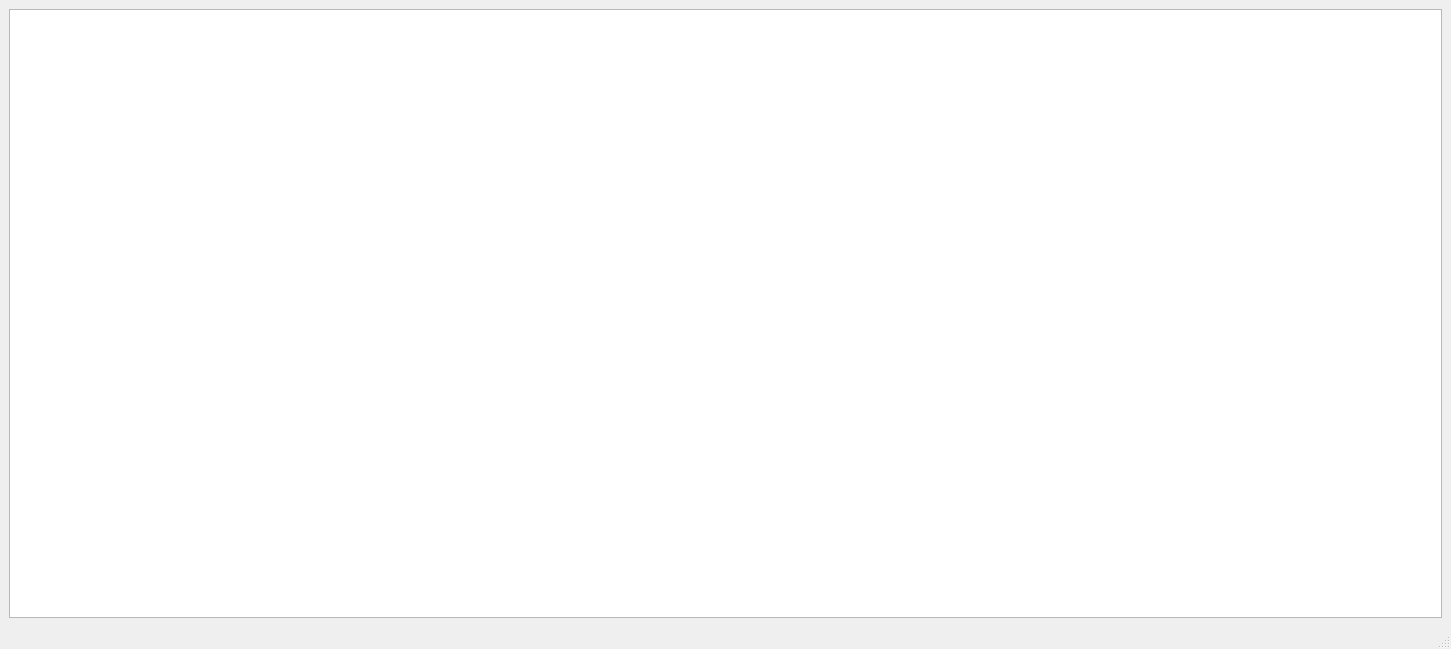
Qt form main.ui (CupuycI/LyceumGitHub2) before a commit.
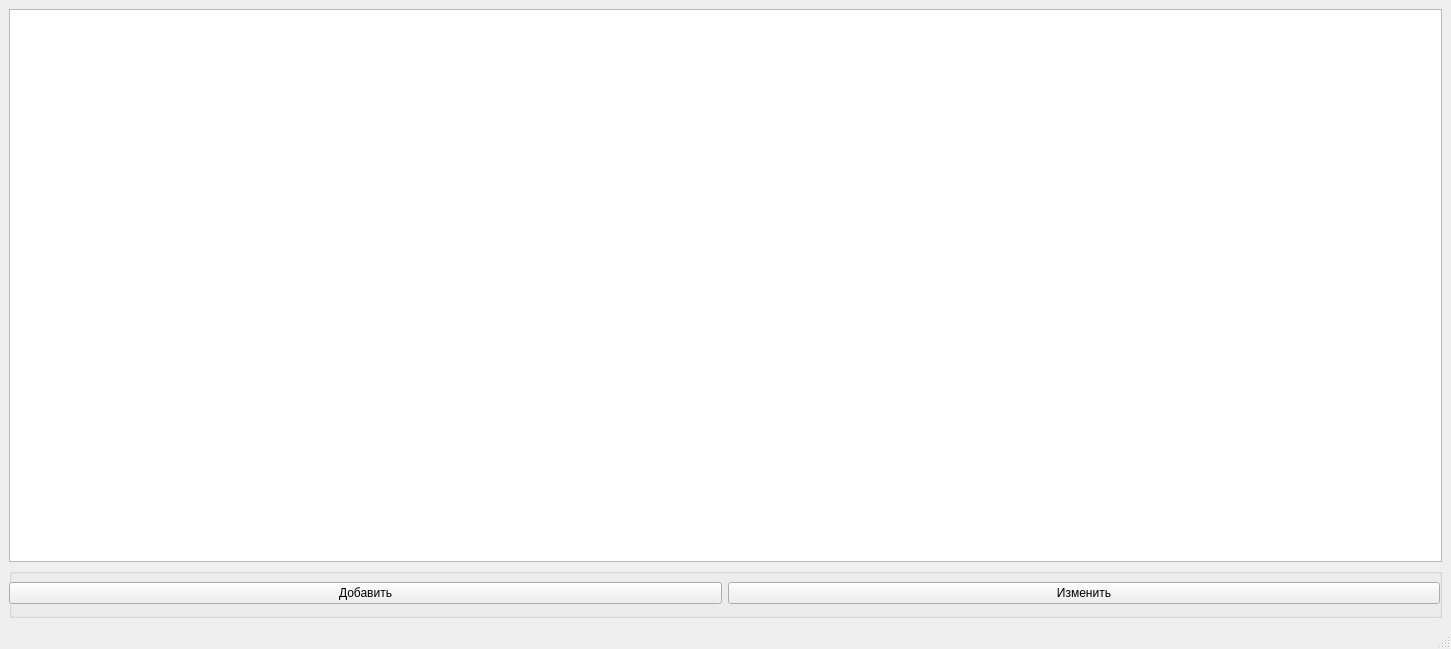
The same form after that commit.

Diff of the .ui file:
```diff
--- a/main.ui
+++ b/main.ui
@@ -14,10 +14,49 @@
    <string>Coffee</string>
   </property>
   <widget class="QWidget" name="centralwidget">
-   <layout class="QHBoxLayout" name="horizontalLayout">
+   <layout class="QVBoxLayout" name="verticalLayout">
     <item>
      <widget class="QTableWidget" name="tableWidget"/>
     </item>
+    <item>
+     <widget class="QGroupBox" name="groupBox">
+      <property name="minimumSize">
+       <size>
+        <width>50</width>
+        <height>50</height>
+       </size>
+      </property>
+      <property name="title">
+       <string/>
+      </property>
+      <widget class="QWidget" name="horizontalLayoutWidget">
+       <property name="geometry">
+        <rect>
+         <x>0</x>
+         <y>0</y>
+         <width>1431</width>
+         <height>51</height>
+        </rect>
+       </property>
+       <layout class="QHBoxLayout" name="horizontalLayout">
+        <item>
+         <widget class="QPushButton" name="add_btn">
+          <property name="text">
+           <string>Добавить</string>
+          </property>
+         </widget>
+        </item>
+        <item>
+         <widget class="QPushButton" name="edit_btn">
+          <property name="text">
+           <string>Изменить</string>
+          </property>
+         </widget>
+        </item>
+       </layout>
+      </widget>
+     </widget>
+    </item>
    </layout>
   </widget>
   <widget class="QMenuBar" name="menubar">
```
